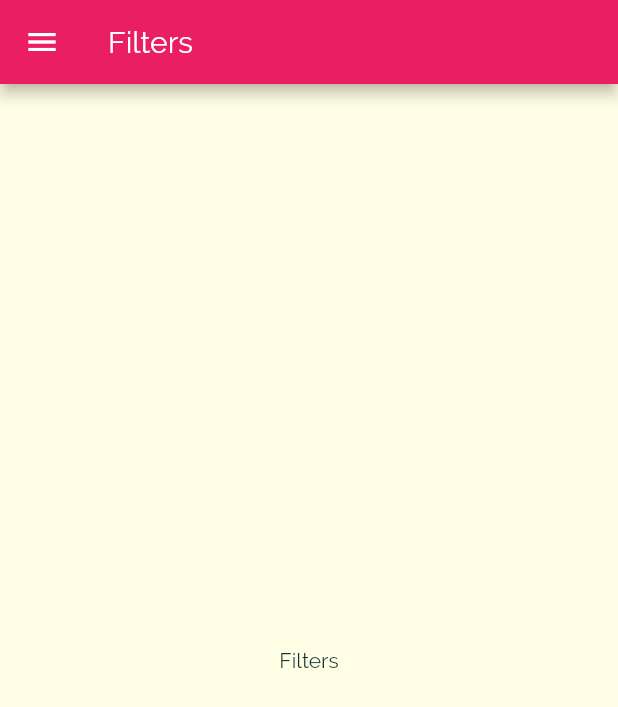
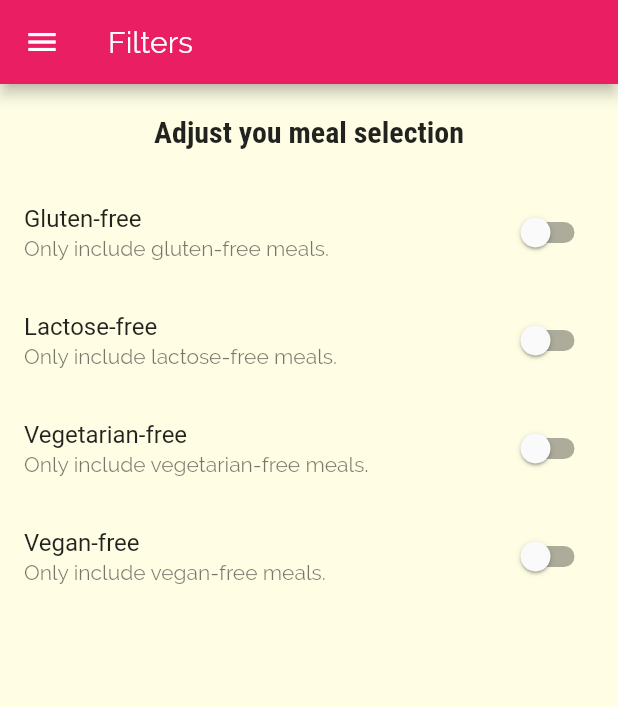
Before and after one commit to antosha-85/app_meal, a Flutter app: the FiltersScreen screen opened by its route, on a phone screen of 412 x 824 dp. Shown: the top 707 px of the screen. Run offline on Flutter 3.47's test engine with Material 2 defaults, Android fonts, the phone set to English and light mode, and no system bars; statements that could not run were skipped.

Commit message:
Created four switches for glutenFree, lactoseFree, vegetarianFree and veganFree meals inside Filters

```diff
--- a/lib/screens/filters_screen.dart
+++ b/lib/screens/filters_screen.dart
@@ -1,8 +1,29 @@
 import 'package:flutter/material.dart';
 import 'package:meal_app/widgets/main_drawer.dart';
 
-class FiltersScreen extends StatelessWidget {
+class FiltersScreen extends StatefulWidget {
   static const routeName = '/filters';
+
+  @override
+  _FiltersScreenState createState() => _FiltersScreenState();
+}
+
+class _FiltersScreenState extends State<FiltersScreen> {
+  bool _glutenFree = false;
+  bool _vegetarian = false;
+  bool _vegan = false;
+  bool _lactoseFree = false;
+
+  Widget _buildSwitchListTile(String title, String description,
+      bool currentValue, Function updateValue) {
+    return SwitchListTile(
+      value: currentValue,
+      subtitle: Text(description),
+      onChanged: updateValue,
+      title: Text(title),
+    );
+  }
+
   @override
   Widget build(BuildContext context) {
     return Scaffold(
@@ -10,8 +31,49 @@ class FiltersScreen extends StatelessWidget {
         title: Text('Filters'),
       ),
       drawer: MainDrawer(),
-      body: Center(
-        child: Text('Filters'),
+      body: Column(
+        children: [
+          Container(
+            padding: EdgeInsets.all(20),
+            child: Text(
+              'Adjust you meal selection',
+              style: Theme.of(context).textTheme.headline6,
+            ),
+          ),
+          Expanded(
+              child: ListView(
+            children: [
+              _buildSwitchListTile(
+                  'Gluten-free', 'Only include gluten-free meals.', _glutenFree,
+                  (newValue) {
+                setState(() {
+                  _glutenFree = newValue;
+                });
+              }),
+              _buildSwitchListTile('Lactose-free',
+                  'Only include lactose-free meals.', _lactoseFree, (newValue) {
+                setState(() {
+                  _lactoseFree = newValue;
+                });
+              }),
+              _buildSwitchListTile(
+                  'Vegetarian-free',
+                  'Only include vegetarian-free meals.',
+                  _vegetarian, (newValue) {
+                setState(() {
+                  _vegetarian = newValue;
+                });
+              }),
+              _buildSwitchListTile(
+                  'Vegan-free', 'Only include vegan-free meals.', _vegan,
+                  (newValue) {
+                setState(() {
+                  _vegan = newValue;
+                });
+              }),
+            ],
+          ))
+        ],
       ),
     );
   }
```
